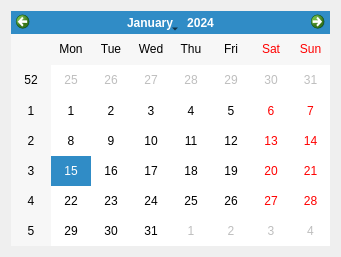
QTinman/GAnalyzer, file calwindow.ui: the form before one commit.
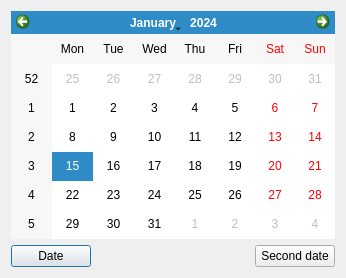
The form after the commit.

Commit message: Imrpovement of second date, now included in analyze prosedure. Dates can be selected via calender. Simple +/- calculator from command line. Few other fixes and improvements.

Patch:
```diff
--- a/calwindow.ui
+++ b/calwindow.ui
@@ -6,17 +6,48 @@
    <rect>
     <x>0</x>
     <y>0</y>
-    <width>341</width>
-    <height>257</height>
+    <width>346</width>
+    <height>278</height>
    </rect>
   </property>
   <property name="windowTitle">
    <string>Dialog</string>
   </property>
-  <layout class="QHBoxLayout" name="horizontalLayout">
+  <layout class="QVBoxLayout" name="verticalLayout">
    <item>
     <widget class="QCalendarWidget" name="calendarWidget"/>
    </item>
+   <item>
+    <layout class="QHBoxLayout" name="horizontalLayout">
+     <item>
+      <widget class="QPushButton" name="date">
+       <property name="text">
+        <string>Date</string>
+       </property>
+      </widget>
+     </item>
+     <item>
+      <spacer name="horizontalSpacer">
+       <property name="orientation">
+        <enum>Qt::Horizontal</enum>
+       </property>
+       <property name="sizeHint" stdset="0">
+        <size>
+         <width>40</width>
+         <height>20</height>
+        </size>
+       </property>
+      </spacer>
+     </item>
+     <item>
+      <widget class="QPushButton" name="seconddate">
+       <property name="text">
+        <string>Second date</string>
+       </property>
+      </widget>
+     </item>
+    </layout>
+   </item>
   </layout>
  </widget>
  <resources/>
```
The commit also changes 21 other files.
